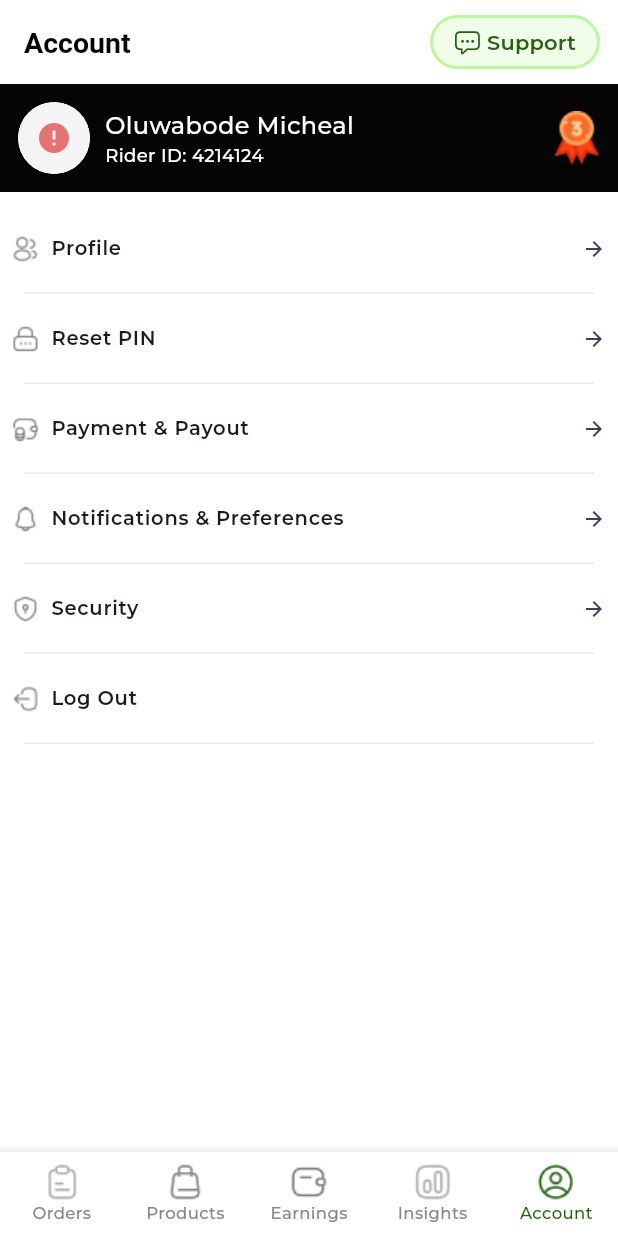
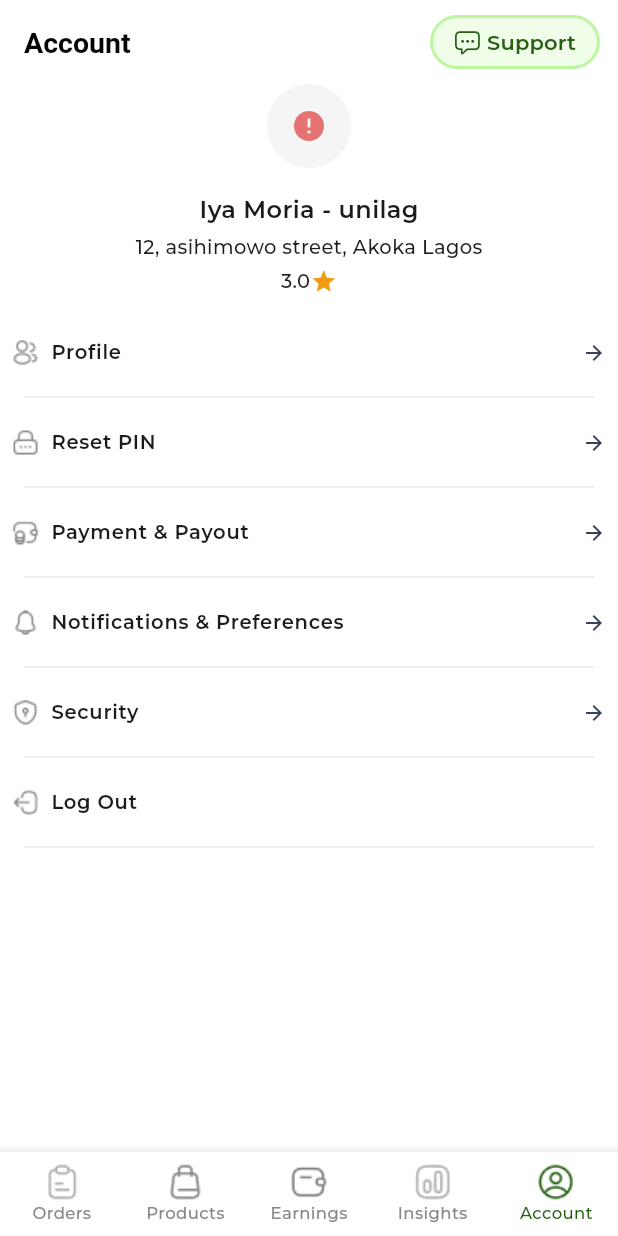
Before and after one commit to Azag3077/Luba-Vendor, a Flutter app: the screen it shows after launch, item 5 of the bottom bar chosen, on a phone screen of 412 x 824 dp. Run offline on Flutter 3.47's test engine with Material 3 defaults, Android fonts, the phone set to English and light mode, and no system bars; drawn by our look-alikes of cached_network_image; our stand-ins replace dio, flutter_animate, flutter_riverpod, flutter_secure_storage, geocoding, geolocator and 5 more; missing offline and left inert: country_state_city; accounts and stored records are empty; network calls fail; project files that could hold a hidden picture were left out.

Commit message:
Update profile page

```diff
--- a/lib/pages/account/page.dart
+++ b/lib/pages/account/page.dart
@@ -100,48 +100,53 @@ class AccountPage extends ConsumerWidget {
       body: ListView(
         children: <Widget>[
           /// Profile Container
-          Container(
-            padding: const EdgeInsets.symmetric(
-              horizontal: 12.0,
-              vertical: 12.0,
+          const Column(
+            spacing: 4.0,
+            children: <Widget>[
+              ImageLoader(
+                '',
+                width: 56.0,
+                height: 56.0,
+                radius: 56.0,
               ),
-            color: AppColors.text,
-            child: Row(
-              spacing: 10.0,
-              children: <Widget>[
-                const ImageLoader(
-                  '',
-                  width: 48.0,
-                  height: 48.0,
-                  radius: 24.0,
-                ),
-                const Expanded(
-                  child: Column(
-                    crossAxisAlignment: CrossAxisAlignment.start,
-                    children: <Widget>[
+              SizedBox(height: 8.0),
               Text(
-                        r'Oluwabode Micheal',
+                r'Iya Moria - unilag',
                 style: TextStyle(
-                          fontWeight: FontWeight.w500,
                   fontSize: 16.0,
-                          color: Colors.white,
+                  fontWeight: FontWeight.w600,
                 ),
               ),
               Text(
-                        'Rider ID: 4214124',
+                '12, asihimowo street, Akoka Lagos',
                 style: TextStyle(
+                  fontSize: 13.0,
+                  color: Color(0xFF1D1D21),
                   fontWeight: FontWeight.w500,
-                          fontSize: 12.0,
-                          color: Colors.white,
                 ),
+              ),
+              Row(
+                mainAxisSize: MainAxisSize.min,
+                children: <Widget>[
+                  Text(
+                    '3.0',
+                    style: TextStyle(
+                      fontSize: 13.0,
+                      color: Color(0xFF1D1D21),
+                      fontWeight: FontWeight.w500,
+                    ),
+                  ),
+                  Icon(
+                    Icons.star,
+                    size: 18.0,
+                    color: Color(0xFFF39C12),
                   ),
                 ],
               ),
-                ),
-                Image.asset(ImageAssetNames.award3),
             ],
           ),
-          ),
+
+          ///
           const SizedBox(height: 8.0),
 
           _buildListTile(
--- a/lib/pages/account/provider.dart
+++ b/lib/pages/account/provider.dart
@@ -4,6 +4,7 @@ import 'package:flutter_riverpod/flutter_riverpod.dart';
 import '../../core/routers/app_routes.dart';
 import '../boost_earnings/page.dart';
 import '../rating/page.dart';
+import '../reset_pin/page.dart';
 import '../settings/page.dart';
 
 final accountPageProvider = Provider((_) => _Provider());
@@ -13,7 +14,7 @@ class _Provider {
       pushNamed(context, SettingsPage.routeName);
 
   void onResetPIN(BuildContext context) =>
-      pushNamed(context, SettingsPage.routeName);
+      pushNamed(context, ResetPinPage.routeName);
 
   void onPaymentPayout(BuildContext context) =>
       pushNamed(context, SettingsPage.routeName);
```
Lines whose indentation alone changed are shown as unchanged.
